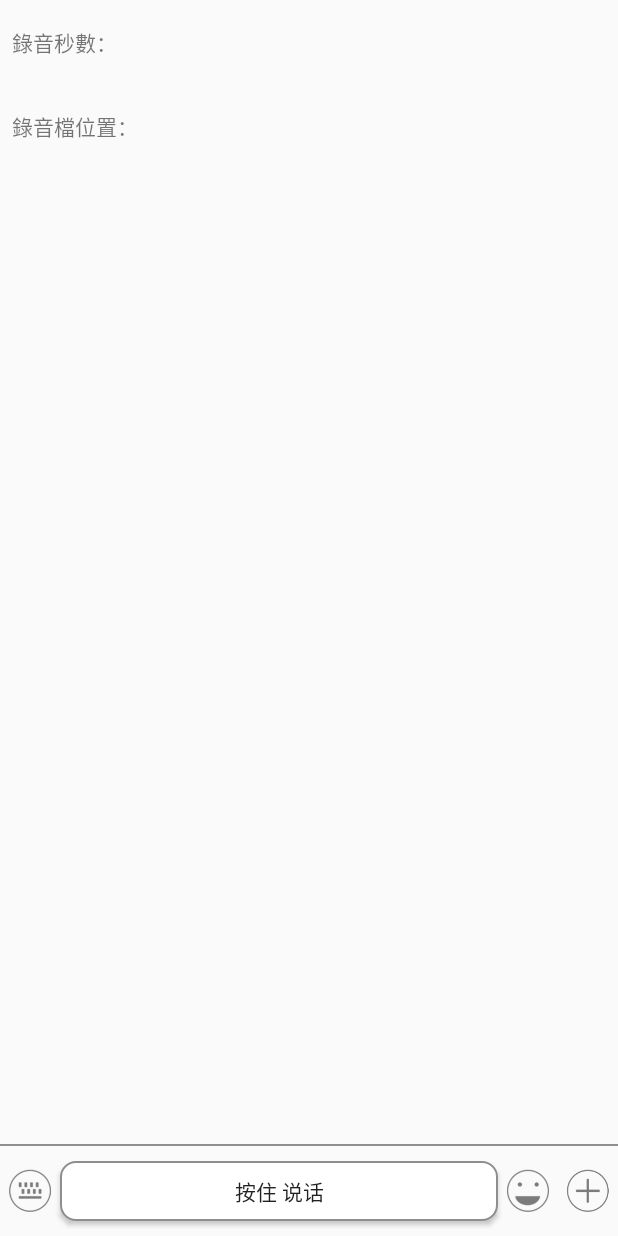
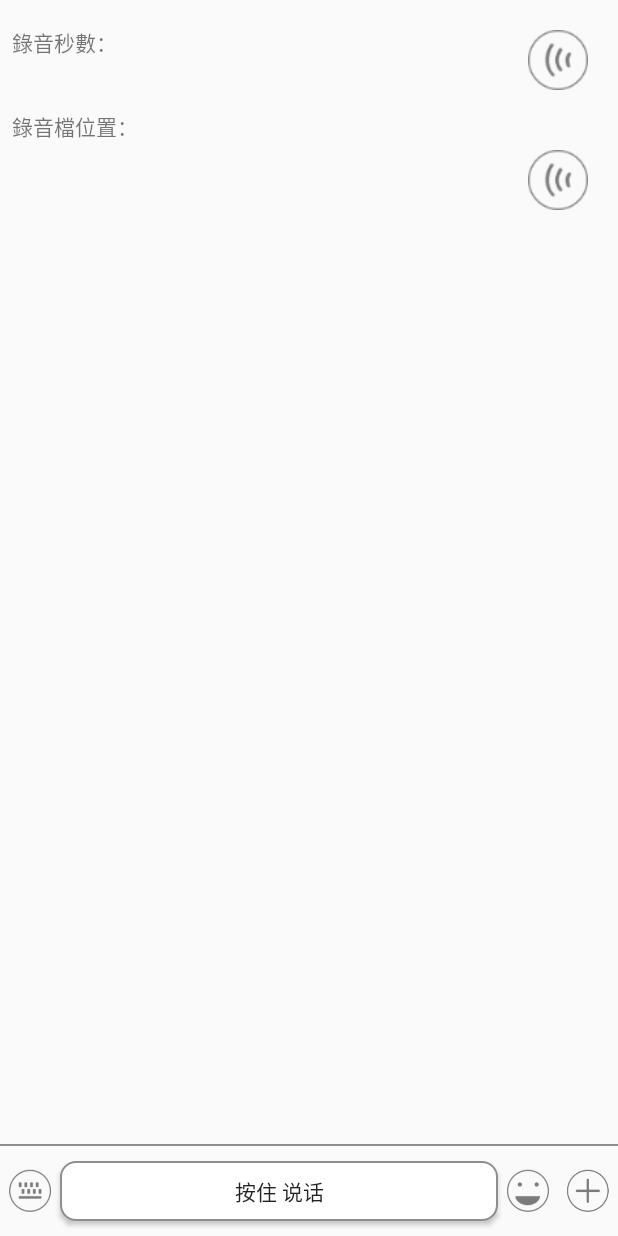
Before and after one commit to iMittap/recorddemo-android, an Android app: the screen it shows after launch (MainActivity), on a phone screen of 412 x 824 dp. Run offline under Robolectric (Android 15) with nearby library versions, the phone set to English and light mode, and no system bars.

Commit message:
add voice player

```diff
--- a/app/build.gradle
+++ b/app/build.gradle
@@ -22,4 +22,5 @@ android {
 dependencies {
     compile fileTree(dir: 'libs', include: ['*.jar'])
     compile 'com.android.support:appcompat-v7:23.1.0'
+    compile files('libs/android-query.0.26.7.jar')
 }
--- a/app/src/main/AndroidManifest.xml
+++ b/app/src/main/AndroidManifest.xml
@@ -4,6 +4,7 @@
 
     <uses-permission android:name="android.permission.RECORD_AUDIO" />
     <uses-permission android:name="android.permission.WRITE_EXTERNAL_STORAGE" />
+    <uses-permission android:name="android.permission.INTERNET"/>
 
     <application
         android:allowBackup="true"
--- a/app/src/main/java/com/luke/recorddemo/MainActivity.java
+++ b/app/src/main/java/com/luke/recorddemo/MainActivity.java
@@ -4,7 +4,10 @@ import android.app.Activity;
 import android.app.AlertDialog;
 import android.content.DialogInterface;
 import android.graphics.Rect;
+import android.graphics.drawable.AnimationDrawable;
+import android.media.MediaPlayer;
 import android.media.MediaRecorder;
+import android.net.Uri;
 import android.os.AsyncTask;
 import android.os.Bundle;
 import android.os.Environment;
@@ -16,6 +19,10 @@ import android.widget.ImageView;
 import android.widget.TextView;
 import android.widget.Toast;
 
+import com.androidquery.AQuery;
+import com.androidquery.callback.AjaxCallback;
+import com.androidquery.callback.AjaxStatus;
+
 import java.io.File;
 import java.io.IOException;
 import java.text.SimpleDateFormat;
@@ -24,28 +31,37 @@ import java.util.Locale;
 
 
 public class MainActivity extends Activity implements
-        View.OnTouchListener{
+        View.OnTouchListener, View.OnClickListener {
+    private String mVoiceUrl1 = "http://production1.mihua100.com/newmuhua/v1.0/Resource/id/99bef1bc-88fe-11e5-9517-00163e0004c9";
+    private String mVoiceUrl2 = "http://production1.mihua100.com/newmuhua/v1.0/Resource/id/7d8b207b-88fe-11e5-9517-00163e0004c9";
+    public static MediaPlayer mediaPlayer;
+    boolean isPlaying = false;
+
 
     private static final String TAG = MainActivity.class.toString();
 
     public static final int RECORD_MODE_CLICK = 1;
     public static final int RECORD_MODE_HOLD = 2;
 
-    private TextView mTvRecordDuration,mTvRecordPath;
+    private TextView mTvRecordDuration, mTvRecordPath;
 
     private ImageView mRecordCancel;
-    private Button mBtnHoldRecording;
+    private Button mBtnHoldRecording, mBtnVoice1,mBtnVoice2;
 
     private MediaRecorder mMediaRecorder;
     private boolean mIsRecording;
     private String mRecordingFilePath;
 
     private RecordTimerTask mRecordTimerTask;
-    private long mRecordDuration =0;
+    private long mRecordDuration = 0;
 
-    /** 語音訊息最多可以錄製多久, 單位是秒 **/
+    /**
+     * 語音訊息最多可以錄製多久, 單位是秒 *
+     */
     public static final long MAX_RECORD_DURATION_IN_SECOND = 10 * 1000;
-    /** 語音訊息最短要錄製多久, 單位是秒 **/
+    /**
+     * 語音訊息最短要錄製多久, 單位是秒 *
+     */
     public static final long MIN_RECORD_DURATION_IN_SECOND = 1 * 1000;
 
     @Override
@@ -53,12 +69,22 @@ public class MainActivity extends Activity implements
         super.onCreate(savedInstanceState);
         setContentView(R.layout.activity_main);
 
-        mTvRecordDuration = (TextView)findViewById(R.id.tv_duration);
-        mTvRecordPath = (TextView)findViewById(R.id.tv_path);
+        mTvRecordDuration = (TextView) findViewById(R.id.tv_duration);
+        mTvRecordPath = (TextView) findViewById(R.id.tv_path);
 
-        mRecordCancel = (ImageView)findViewById(R.id.iv_record_cancel);
-        mBtnHoldRecording = (Button)findViewById(R.id.btn_record);
+        mRecordCancel = (ImageView) findViewById(R.id.iv_record_cancel);
+        mBtnHoldRecording = (Button) findViewById(R.id.btn_record);
         mBtnHoldRecording.setOnTouchListener(this);
+
+        mBtnVoice1 = (Button)findViewById(R.id.btn_voice);
+        mBtnVoice1.setOnClickListener(this);
+        mBtnVoice1.setTag(mVoiceUrl1);
+
+        mBtnVoice2 = (Button)findViewById(R.id.btn_voice2);
+        mBtnVoice2.setOnClickListener(this);
+        mBtnVoice2.setTag(mVoiceUrl2);
+
+
     }
 
     @Override
@@ -99,7 +125,7 @@ public class MainActivity extends Activity implements
                     // 在錄音按鈕上放開手指, 代表發送語音訊息
                     if (isHoverRecordButton) {
                         stopRecording(false);
-                    }else {
+                    } else {
                         stopRecording(true);
                     }
                 }
@@ -146,13 +172,12 @@ public class MainActivity extends Activity implements
      */
     private void sendRecording(String audioFilePath) {
 
-        if (mRecordDuration<MIN_RECORD_DURATION_IN_SECOND){
-            Toast.makeText(this, R.string.recording_less_1s,Toast.LENGTH_SHORT).show();
-        }else {
+        if (mRecordDuration < MIN_RECORD_DURATION_IN_SECOND) {
+            Toast.makeText(this, R.string.recording_less_1s, Toast.LENGTH_SHORT).show();
+        } else {
             mTvRecordPath.setText(audioFilePath);
         }
     }
-
 
 
     /**
@@ -182,9 +207,9 @@ public class MainActivity extends Activity implements
             @Override
             public void onUpdateTick(RecorderTimerTick tick) {
                 mRecordDuration = tick.durationInMillisecond;
-                mTvRecordDuration.setText(mRecordDuration/1000+"");
+                mTvRecordDuration.setText(mRecordDuration / 1000 + "");
 
-                if (mRecordDuration>=MAX_RECORD_DURATION_IN_SECOND){
+                if (mRecordDuration >= MAX_RECORD_DURATION_IN_SECOND) {
                     stopRecording(false);
                 }
             }
@@ -252,37 +277,103 @@ public class MainActivity extends Activity implements
         }
         mMediaRecorder.release();
 
-        if (isCancel){
+        if (isCancel) {
             cleanupInfo();
-        }else {
-            if (mRecordDuration>=MAX_RECORD_DURATION_IN_SECOND){
+        } else {
+            if (mRecordDuration >= MAX_RECORD_DURATION_IN_SECOND) {
                 promptSendVoiceClip();
-            }else {
+            } else {
                 sendRecording(mRecordingFilePath);
             }
         }
+    }
+
+    @Override
+    public void onClick(View view) {
+
+        mBtnVoice1.setBackgroundResource(R.drawable.ic_chat_voice_r);
+        mBtnVoice2.setBackgroundResource(R.drawable.ic_chat_voice_r);
+
+        view.setBackgroundResource(R.drawable.anim_voice);
+        AnimationDrawable animationDrawable = (AnimationDrawable) view.getBackground();
+        animationDrawable.start();
+
+        if (isPlaying) {
+            if (mediaPlayer!=null && mediaPlayer.isPlaying()) {
+                mediaPlayer.stop();
+                mediaPlayer.reset();
+            }
+        }
+
+        /**
+         * 下載錄音檔
+         */
+        File ext = Environment.getExternalStoragePublicDirectory(Environment.DIRECTORY_PODCASTS);
+        final File target = new File(ext, getPackageName().replace(".", "_") + "_voice.m4a");
+
+        AQuery aq = new AQuery(MainActivity.this);
+        aq.download(view.getTag().toString(), target, new AjaxCallback<File>() {
+
+            public void callback(String url, File file, AjaxStatus status) {
+
+                if (file != null) {
+                    playFileVoice(file.getPath());
+                }
+            }
+        });
+    }
+
+    /**
+     * 開始播放下載好的錄音
+     * @param filep_path
+     */
+    private void playFileVoice(String filep_path){
+        isPlaying=true;
+        mediaPlayer = MediaPlayer.create(MainActivity.this, Uri.parse(filep_path));
+        mediaPlayer.start();
+        mediaPlayer.setOnCompletionListener(new MediaPlayer.OnCompletionListener() {
+            @Override
+            public void onCompletion(MediaPlayer mp) {
+                isPlaying = false;
+
+                mp.reset();
+
+                mBtnVoice1.setBackgroundResource(R.drawable.ic_chat_voice_r);
+                mBtnVoice2.setBackgroundResource(R.drawable.ic_chat_voice_r);
+            }
+        });
     }
 
     /**
      * Callback event listener for {@link RecordTimerTask}
      */
     private interface OnRecordTimerEventListener {
-        /** 開始計時錄音的秒數 **/
+        /**
+         * 開始計時錄音的秒數 *
+         */
         public void onStartTick();
 
-        /** 更新 UI 顯示目前的錄音秒數 **/
+        /**
+         * 更新 UI 顯示目前的錄音秒數 *
+         */
         public void onUpdateTick(RecorderTimerTick tick);
 
-        /** 停止計時錄音的秒數 **/
+        /**
+         * 停止計時錄音的秒數 *
+         */
         public void onStopTick();
-    };
+    }
+
+    ;
 
     /**
      * Update progress for {@link RecordTimerTask}
      */
     private static class RecorderTimerTick {
         public long durationInMillisecond;
-    };
+    }
+
+    ;
 
     /**
      * 紀錄按住錄音, 總共錄了多久
@@ -337,4 +428,13 @@ public class MainActivity extends Activity implements
         }
     }
 
+    @Override
+    protected void onPause() {
+        if (mediaPlayer != null) {
+            mediaPlayer.stop();
+            mediaPlayer.reset();
+        }
+        super.onPause();
+    }
+
 }
--- /dev/null
+++ b/app/src/main/res/drawable/anim_voice.xml
@@ -0,0 +1,16 @@
+<?xml version="1.0" encoding="utf-8"?>
+<animation-list xmlns:android="http://schemas.android.com/apk/res/android"
+    android:oneshot="false">
+    <item
+        android:drawable="@drawable/ic_chat_voice_r"
+        android:duration="500" />
+    <item
+        android:drawable="@drawable/anim_chat_playing_r0"
+        android:duration="500" />
+    <item
+        android:drawable="@drawable/anim_chat_playing_r1"
+        android:duration="500" />
+    <item
+        android:drawable="@drawable/anim_chat_playing_r2"
+        android:duration="500" />
+</animation-list>
--- a/app/src/main/res/layout/activity_main.xml
+++ b/app/src/main/res/layout/activity_main.xml
@@ -46,6 +46,23 @@
 
         </LinearLayout>
     </LinearLayout>
+
+    <Button
+        android:id="@+id/btn_voice"
+        android:layout_width="40dp"
+        android:layout_height="40dp"
+        android:layout_alignParentRight="true"
+        android:layout_margin="20dp"
+        android:background="@drawable/anim_voice"/>
+
+    <Button
+        android:id="@+id/btn_voice2"
+        android:layout_width="40dp"
+        android:layout_height="40dp"
+        android:layout_marginTop="100dp"
+        android:layout_marginRight="20dp"
+        android:layout_alignParentRight="true"
+        android:background="@drawable/ic_chat_voice_r"/>
 
 
     <ImageView
```
Also changed, not shown: app/libs/android-query.0.26.7.jar (added), app/src/main/res/drawable-xhdpi/anim_chat_playing_r0.png (added), app/src/main/res/drawable-xhdpi/anim_chat_playing_r1.png (added), app/src/main/res/drawable-xhdpi/anim_chat_playing_r2.png (added), app/src/main/res/drawable-xhdpi/ic_chat_voice_r.png (added).
